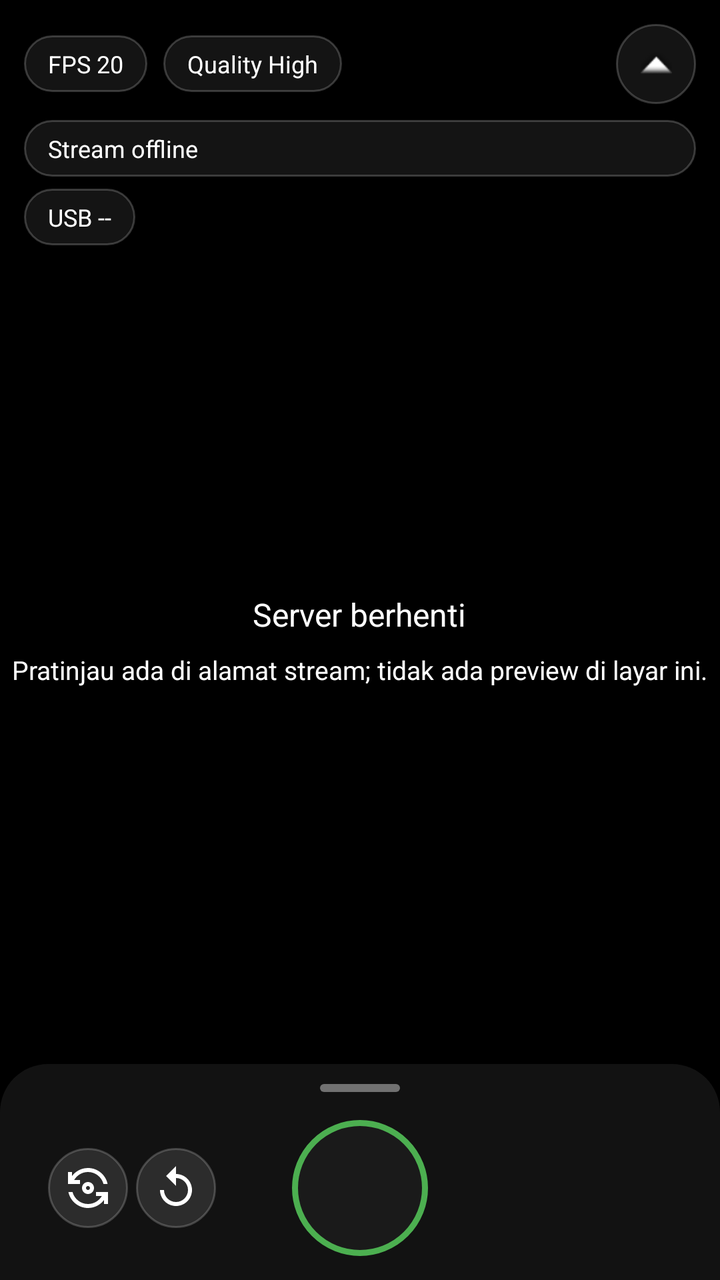
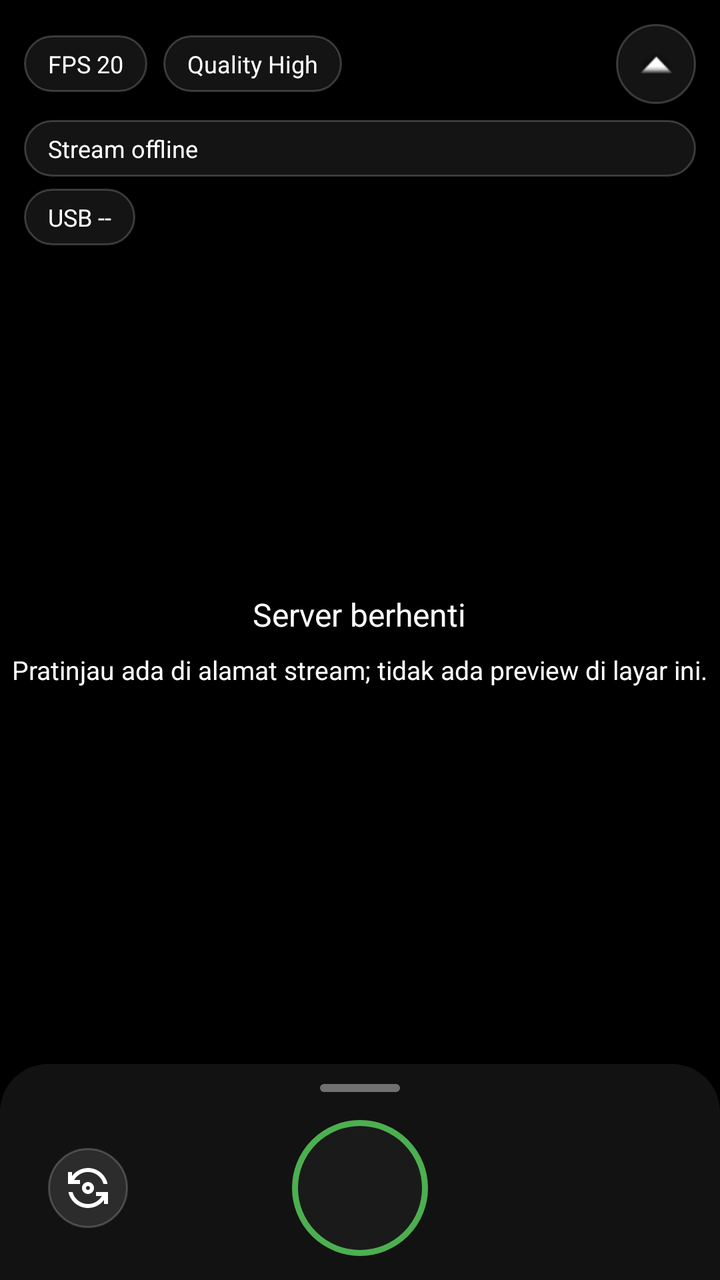

The first picture is an Android layout as it rendered before a commit; the second is the same layout after the commit. The layout source and the unified diff follow.
<!-- AndroidManifest.xml: application theme Theme.AppCompat.Light.NoActionBar -->
<!-- res/layout/activity_main.xml -->
<?xml version="1.0" encoding="utf-8"?>
<androidx.coordinatorlayout.widget.CoordinatorLayout
    xmlns:android="http://schemas.android.com/apk/res/android"
    xmlns:app="http://schemas.android.com/apk/res-auto"
    android:id="@+id/coordinator_layout"
    android:layout_width="match_parent"
    android:layout_height="match_parent"
    android:background="@android:color/black"
    android:fitsSystemWindows="true">

    
    <LinearLayout
        android:id="@+id/previewPlaceholder"
        android:layout_width="match_parent"
        android:layout_height="match_parent"
        android:background="@android:color/black"
        android:gravity="center"
        android:orientation="vertical">

        <TextView
            android:id="@+id/tvCameraState"
            android:layout_width="wrap_content"
            android:layout_height="wrap_content"
            android:gravity="center"
            android:text="@string/label_server_stopped"
            android:textColor="@color/white"
            android:textSize="16sp" />

        <TextView
            android:id="@+id/tvPreviewHint"
            android:layout_width="wrap_content"
            android:layout_height="wrap_content"
            android:layout_marginTop="8dp"
            android:gravity="center"
            android:text="@string/label_preview_hint"
            android:textColor="@color/white"
            android:textSize="13sp" />
    </LinearLayout>

    
    <LinearLayout
        android:id="@+id/statusBar"
        android:layout_width="match_parent"
        android:layout_height="wrap_content"
        android:orientation="vertical"
        android:paddingStart="12dp"
        android:paddingEnd="12dp"
        android:paddingTop="12dp"
        android:clipToPadding="false">

        <LinearLayout
            android:layout_width="match_parent"
            android:layout_height="wrap_content"
            android:orientation="horizontal"
            android:gravity="center_vertical">

            <TextView
                android:id="@+id/tvFpsInfo"
                style="@style/InfoText"
                android:text="FPS 20" />

            <TextView
                android:id="@+id/tvQualityInfo"
                style="@style/InfoText"
                android:layout_marginStart="8dp"
                android:text="Quality High" />

            <View
                android:layout_width="0dp"
                android:layout_height="0dp"
                android:layout_weight="1" />

            <ImageButton
                android:id="@+id/btnTogglePanel"
                android:layout_width="40dp"
                android:layout_height="40dp"
                android:background="@drawable/bg_status_chip"
                android:src="@android:drawable/arrow_up_float"
                android:contentDescription="Expand controls"
                android:scaleType="centerInside"
                android:padding="8dp"
                android:elevation="4dp" />
        </LinearLayout>

        <TextView
            android:id="@+id/tvIpInfo"
            style="@style/InfoText"
            android:layout_width="match_parent"
            android:layout_marginTop="8dp"
            android:maxLines="2"
            android:text="Stream offline" />

        <TextView
            android:id="@+id/tvUsbStatus"
            style="@style/InfoText"
            android:layout_marginTop="6dp"
            android:text="USB --" />
    </LinearLayout>

    
    <LinearLayout
        android:id="@+id/controlPanel"
        android:layout_width="match_parent"
        android:layout_height="wrap_content"
        android:orientation="vertical"
        android:background="@drawable/bg_bottom_sheet"
        android:elevation="16dp"
        android:paddingStart="20dp"
        android:paddingEnd="20dp"
        android:paddingBottom="20dp"
        android:clickable="true"
        android:focusable="true"
        app:layout_behavior="com.google.android.material.bottomsheet.BottomSheetBehavior"
        app:behavior_peekHeight="108dp"
        app:behavior_hideable="false"
        app:behavior_fitToContents="true"
        app:behavior_skipCollapsed="false">

        
        <View
            android:layout_width="40dp"
            android:layout_height="4dp"
            android:layout_gravity="center_horizontal"
            android:layout_marginTop="10dp"
            android:layout_marginBottom="14dp"
            android:background="@drawable/bg_sheet_handle" />


        <FrameLayout
            android:id="@+id/layoutStartStop"
            android:layout_width="match_parent"
            android:layout_height="wrap_content"
            android:clipChildren="false">

            
            <LinearLayout
                android:layout_width="wrap_content"
                android:layout_height="wrap_content"
                android:layout_gravity="start|center_vertical"
                android:orientation="horizontal"
                android:gravity="center_vertical">

                <ImageButton
                    android:id="@+id/btnSwitchCamera"
                    android:layout_width="40dp"
                    android:layout_height="40dp"
                    android:layout_marginStart="4dp"
                    android:background="@drawable/bg_btn_secondary"
                    android:src="@drawable/ic_flip"
                    android:contentDescription="Flip camera"
                    android:scaleType="centerInside"
                    android:padding="8dp" />

                <ImageButton
                    android:id="@+id/btnOrientationLock"
                    android:layout_width="40dp"
                    android:layout_height="40dp"
                    android:layout_marginStart="4dp"
                    android:background="@drawable/bg_btn_secondary"
                    android:src="@drawable/ic_rotate"
                    android:contentDescription="Lock orientation"
                    android:scaleType="centerInside"
                    android:padding="8dp" />
            </LinearLayout>

            
            <FrameLayout
                android:layout_width="68dp"
                android:layout_height="68dp"
                android:layout_gravity="center">

                <View
                    android:layout_width="match_parent"
                    android:layout_height="match_parent"
                    android:background="@drawable/bg_btn_record_off"
                    android:id="@+id/btnRecordBg" />

                <View
                    android:id="@+id/btnRecordInner"
                    android:layout_width="24dp"
                    android:layout_height="24dp"
                    android:layout_gravity="center"
                    android:background="@drawable/bg_btn_record_inner"
                    android:visibility="gone" />
            </FrameLayout>

        </FrameLayout>

        
        <LinearLayout
            android:id="@+id/expandedControls"
            android:layout_width="match_parent"
            android:layout_height="wrap_content"
            android:orientation="vertical"
            android:layout_marginTop="20dp">

            <View
                android:layout_width="match_parent"
                android:layout_height="1dp"
                android:background="#22FFFFFF"
                android:layout_marginBottom="16dp" />

            <TextView
                style="@style/SheetLabel"
                android:text="QUALITY" />

            <LinearLayout
                android:id="@+id/layoutQuality"
                android:layout_width="match_parent"
                android:layout_height="wrap_content"
                android:orientation="horizontal"
                android:gravity="center"
                android:layout_marginBottom="16dp">

                <Button
                    android:id="@+id/btnDecreaseQuality"
                    style="@style/ControlButton"
                    android:layout_width="56dp"
                    android:layout_height="44dp"
                    android:text="−"
                    android:textSize="22sp" />

                <TextView
                    android:id="@+id/tvQualityValue"
                    android:layout_width="0dp"
                    android:layout_height="wrap_content"
                    android:layout_weight="1"
                    android:gravity="center"
                    android:text="High"
                    android:textColor="@color/white"
                    android:textSize="15sp"
                    android:textStyle="bold" />

                <Button
                    android:id="@+id/btnIncreaseQuality"
                    style="@style/ControlButton"
                    android:layout_width="56dp"
                    android:layout_height="44dp"
                    android:text="+"
                    android:textSize="22sp" />
            </LinearLayout>

            <TextView
                style="@style/SheetLabel"
                android:text="FPS" />

            <LinearLayout
                android:id="@+id/layoutFps"
                android:layout_width="match_parent"
                android:layout_height="wrap_content"
                android:orientation="horizontal"
                android:gravity="center"
                android:layout_marginBottom="16dp">

                <Button
                    android:id="@+id/btnDecreaseFps"
                    style="@style/ControlButton"
                    android:layout_width="56dp"
                    android:layout_height="44dp"
                    android:text="−"
                    android:textSize="22sp" />

                <TextView
                    android:id="@+id/tvFpsValue"
                    android:layout_width="0dp"
                    android:layout_height="wrap_content"
                    android:layout_weight="1"
                    android:gravity="center"
                    android:text="20"
                    android:textColor="@color/white"
                    android:textSize="15sp"
                    android:textStyle="bold" />

                <Button
                    android:id="@+id/btnIncreaseFps"
                    style="@style/ControlButton"
                    android:layout_width="56dp"
                    android:layout_height="44dp"
                    android:text="+"
                    android:textSize="22sp" />
            </LinearLayout>
        </LinearLayout>
    </LinearLayout>

</androidx.coordinatorlayout.widget.CoordinatorLayout>
<!-- resources referenced by this layout -->
<resources>
  <color name="white">#FFFFFFFF</color>
  <!-- drawable bg_bottom_sheet (drawable) -->
  <?xml version="1.0" encoding="utf-8"?>
  <shape xmlns:android="http://schemas.android.com/apk/res/android"
      android:shape="rectangle">
      <solid android:color="#F2141414" />
      <corners
          android:topLeftRadius="24dp"
          android:topRightRadius="24dp" />
  </shape>
  <!-- drawable bg_btn_record_inner (drawable) -->
  <?xml version="1.0" encoding="utf-8"?>
  <shape xmlns:android="http://schemas.android.com/apk/res/android"
      android:shape="oval">
      <solid android:color="#FFFFFF" />
  </shape>
  <!-- drawable bg_btn_record_off (drawable) -->
  <?xml version="1.0" encoding="utf-8"?>
  <shape xmlns:android="http://schemas.android.com/apk/res/android"
      android:shape="oval">
      <solid android:color="#1A1A1A" />
      <stroke
          android:width="3dp"
          android:color="#4CAF50" />
  </shape>
  <!-- drawable bg_btn_secondary (drawable) -->
  <?xml version="1.0" encoding="utf-8"?>
  <ripple xmlns:android="http://schemas.android.com/apk/res/android"
      android:color="#40FFFFFF">
      <item>
          <shape android:shape="rectangle">
              <solid android:color="#2C2C2C" />
              <corners android:radius="20dp" />
              <stroke
                  android:width="1dp"
                  android:color="#33FFFFFF" />
          </shape>
      </item>
  </ripple>
  <!-- drawable bg_sheet_handle (drawable) -->
  <?xml version="1.0" encoding="utf-8"?>
  <shape xmlns:android="http://schemas.android.com/apk/res/android"
      android:shape="rectangle">
      <solid android:color="#66FFFFFF" />
      <corners android:radius="2dp" />
  </shape>
  <!-- drawable bg_status_chip (drawable) -->
  <?xml version="1.0" encoding="utf-8"?>
  <shape xmlns:android="http://schemas.android.com/apk/res/android"
      android:shape="rectangle">
      <solid android:color="#CC1A1A1A" />
      <corners android:radius="20dp" />
      <stroke
          android:width="1dp"
          android:color="#33FFFFFF" />
  </shape>
  <!-- drawable ic_rotate (drawable) -->
  <?xml version="1.0" encoding="utf-8"?>
  <vector xmlns:android="http://schemas.android.com/apk/res/android"
      android:width="24dp"
      android:height="24dp"
      android:viewportWidth="24"
      android:viewportHeight="24">
      <path
          android:fillColor="#FFFFFF"
          android:pathData="M12,5V1L7,6l5,5V7c3.31,0 6,2.69 6,6s-2.69,6 -6,6 -6,-2.69 -6,-6H4c0,4.42 3.58,8 8,8s8,-3.58 8,-8 -3.58,-8 -8,-8z"/>
  </vector>
  <string name="label_preview_hint">Pratinjau ada di alamat stream; tidak ada preview di layar ini.</string>
  <string name="label_server_stopped">Server berhenti</string>
  <style name="ControlButton" parent="Widget.MaterialComponents.Button.TextButton">
          <item name="android:textColor">@color/white</item>
          <item name="android:background">@drawable/bg_btn_secondary</item>
          <item name="android:minHeight">44dp</item>
          <item name="android:textAllCaps">false</item>
          <item name="backgroundTint">@null</item>
      </style>
  <style name="SheetLabel">
          <item name="android:textColor">@color/text_secondary</item>
          <item name="android:textSize">11sp</item>
          <item name="android:textStyle">bold</item>
          <item name="android:letterSpacing">0.08</item>
          <item name="android:layout_width">wrap_content</item>
          <item name="android:layout_height">wrap_content</item>
          <item name="android:layout_marginBottom">8dp</item>
      </style>
  <color name="text_secondary">#B3FFFFFF</color>
  <!-- unchanged entries left out for length: 2 -->
</resources>

<!-- the commit's change to res/layout/activity_main.xml (unified diff, before → after) -->
@@ -151,16 +151,7 @@
                     android:scaleType="centerInside"
                     android:padding="8dp" />
 
-                <ImageButton
-                    android:id="@+id/btnOrientationLock"
-                    android:layout_width="40dp"
-                    android:layout_height="40dp"
-                    android:layout_marginStart="4dp"
-                    android:background="@drawable/bg_btn_secondary"
-                    android:src="@drawable/ic_rotate"
-                    android:contentDescription="Lock orientation"
-                    android:scaleType="centerInside"
-                    android:padding="8dp" />
+                
             </LinearLayout>
 
             
<!-- resource entries referenced after the edit -->
@@ -56,17 +56,6 @@
           android:width="1dp"
           android:color="#33FFFFFF" />
   </shape>
-  <!-- drawable ic_rotate (drawable) -->
-  <?xml version="1.0" encoding="utf-8"?>
-  <vector xmlns:android="http://schemas.android.com/apk/res/android"
-      android:width="24dp"
-      android:height="24dp"
-      android:viewportWidth="24"
-      android:viewportHeight="24">
-      <path
-          android:fillColor="#FFFFFF"
-          android:pathData="M12,5V1L7,6l5,5V7c3.31,0 6,2.69 6,6s-2.69,6 -6,6 -6,-2.69 -6,-6H4c0,4.42 3.58,8 8,8s8,-3.58 8,-8 -3.58,-8 -8,-8z"/>
-  </vector>
   <string name="label_preview_hint">Pratinjau ada di alamat stream; tidak ada preview di layar ini.</string>
   <string name="label_server_stopped">Server berhenti</string>
   <style name="ControlButton" parent="Widget.MaterialComponents.Button.TextButton">
